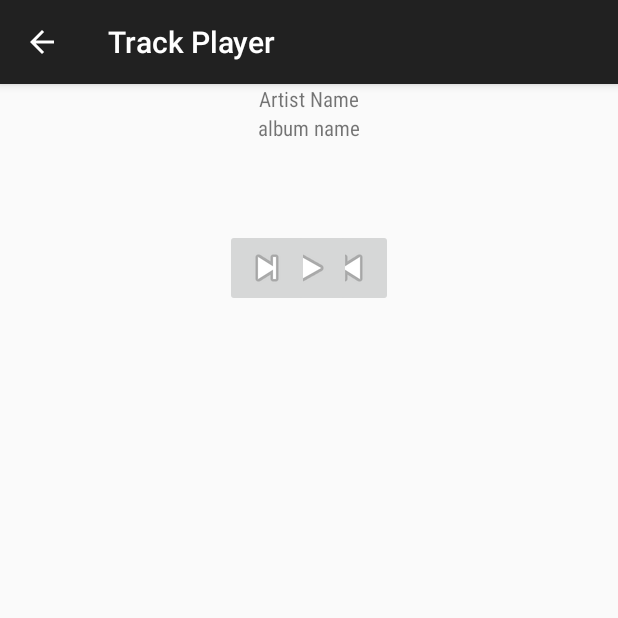
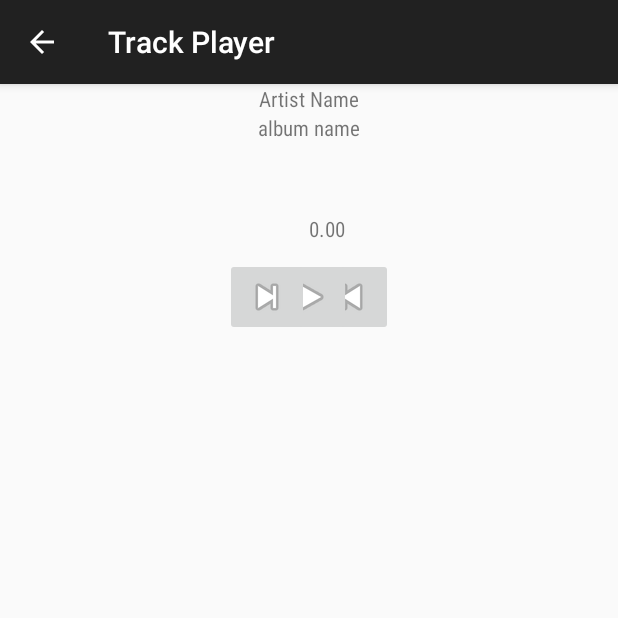
Before and after one commit to smajeti/SpotifyStreamer, an Android app: the TrackPlayerFragment screen opened directly, with no data from a screen before it, on a phone screen of 412 x 824 dp, the top half of it. Run offline under Robolectric (Android 15) with nearby library versions, the phone set to English and light mode, and no system bars; our stand-ins replace Picasso; 3 statements that could not run were skipped.

Commit message:
Added duration text views for player

```diff
--- a/app/src/main/java/com/nanodegree/spotifystreamer/TrackPlayerFragment.java
+++ b/app/src/main/java/com/nanodegree/spotifystreamer/TrackPlayerFragment.java
@@ -23,6 +23,8 @@ import android.widget.Toast;
 import com.nanodegree.spotifystreamer.service.MusicPlayService;
 import com.squareup.picasso.Picasso;
 
+import org.w3c.dom.Text;
+
 import java.io.IOException;
 
 
@@ -43,6 +45,7 @@ public class TrackPlayerFragment extends DialogFragment implements View.OnClickL
     private TextView albumNameTxtView;
     private TextView trackNameTxtView;
     private ProgressBar waitProgressBar;
+    private TextView durationRightTxtView;
     private MusicPlayService playService;
 
     private Parcelable songInfoArray[] = null;
@@ -96,6 +99,8 @@ public class TrackPlayerFragment extends DialogFragment implements View.OnClickL
         setNextPrevButtonState();
 
         waitProgressBar = (ProgressBar) rootView.findViewById(R.id.wait_progress_bar_id);
+
+        durationRightTxtView = (TextView) rootView.findViewById(R.id.duration_right_id);
 
         setCurrentSongUi();
 
@@ -169,12 +174,13 @@ public class TrackPlayerFragment extends DialogFragment implements View.OnClickL
     }
 
     @Override
-    public void onPlayStarted(int position) {
+    public void onPlayStarted(int position, long duration) {
         waitProgressBar.setVisibility(View.INVISIBLE);
         enableUiElements(true);
         this.currentPosition = position;
         playBtn.setVisibility(View.INVISIBLE);
         pauseBtn.setVisibility(View.VISIBLE);
+        durationRightTxtView.setText(String.format("%.2f", duration / 1000.0)); // in seconds
         setNextPrevButtonState();
     }
 
--- a/app/src/main/java/com/nanodegree/spotifystreamer/service/MusicPlayService.java
+++ b/app/src/main/java/com/nanodegree/spotifystreamer/service/MusicPlayService.java
@@ -41,7 +41,7 @@ public class MusicPlayService extends Service implements MediaPlayer.OnPreparedL
     public interface Callback {
         void onProgressUpdate(int progress);
         void onPreparingSongPlay(int position);
-        void onPlayStarted(int position);
+        void onPlayStarted(int position, long duration);
         void onDonePlay();
         void onError(Exception ex);
     }
@@ -80,7 +80,7 @@ public class MusicPlayService extends Service implements MediaPlayer.OnPreparedL
         mediaPlayer.start();
         resetCountdownTimer();
         if (callback != null) {
-            callback.onPlayStarted(currentPosition);
+            callback.onPlayStarted(currentPosition, mediaPlayer.getDuration());
         }
     }
 
--- a/app/src/main/res/layout/fragment_track_player.xml
+++ b/app/src/main/res/layout/fragment_track_player.xml
@@ -66,12 +66,31 @@
                         android:layout_below="@id/track_name_txt_id"
                         android:layout_centerHorizontal="true" />
 
+                    <TextView
+                        android:id="@+id/duration_left_id"
+                        android:text="0.00"
+                        android:layout_below="@id/play_seekbar_id"
+                        android:layout_alignLeft="@id/play_seekbar_id"
+                        android:layout_width="wrap_content"
+                        android:layout_height="wrap_content"
+                        android:fontFamily="sans-serif-condensed"
+                        android:textAppearance="?android:textAppearanceSmall" />
+
+                    <TextView
+                        android:id="@+id/duration_right_id"
+                        android:layout_below="@id/play_seekbar_id"
+                        android:layout_alignRight="@id/play_seekbar_id"
+                        android:layout_width="wrap_content"
+                        android:layout_height="wrap_content"
+                        android:fontFamily="sans-serif-condensed"
+                        android:textAppearance="?android:textAppearanceSmall" />
+
                     <ImageButton
                         android:id="@+id/previous_btn_id"
                         android:layout_width="wrap_content"
                         android:layout_height="wrap_content"
                         android:layout_alignLeft="@id/album_art_img_id"
-                        android:layout_below="@id/play_seekbar_id"
+                        android:layout_below="@id/duration_left_id"
                         android:layout_marginTop="10dp"
                         android:src="@android:drawable/ic_media_previous" />
 
@@ -79,7 +98,7 @@
                         android:id="@+id/play_btn_id"
                         android:layout_width="wrap_content"
                         android:layout_height="wrap_content"
-                        android:layout_below="@id/play_seekbar_id"
+                        android:layout_below="@id/duration_right_id"
                         android:layout_centerHorizontal="true"
                         android:layout_marginTop="10dp"
                         android:src="@android:drawable/ic_media_play" />
@@ -88,7 +107,7 @@
                         android:id="@+id/pause_btn_id"
                         android:layout_width="wrap_content"
                         android:layout_height="wrap_content"
-                        android:layout_below="@id/play_seekbar_id"
+                        android:layout_below="@id/duration_right_id"
                         android:layout_centerHorizontal="true"
                         android:layout_marginTop="10dp"
                         android:src="@android:drawable/ic_media_pause"
@@ -99,7 +118,7 @@
                         android:layout_width="wrap_content"
                         android:layout_height="wrap_content"
                         android:layout_alignRight="@id/album_art_img_id"
-                        android:layout_below="@id/play_seekbar_id"
+                        android:layout_below="@id/duration_right_id"
                         android:layout_marginTop="10dp"
                         android:src="@android:drawable/ic_media_next" />
 
```
